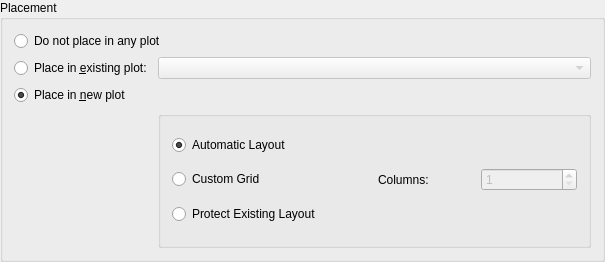
Qt form src/widgets/curveplacement.ui (Kst-plot/kst) before a commit.
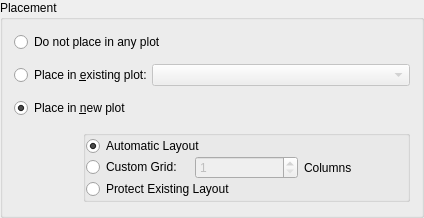
The same form after that commit.

What changed in the file:
```diff
--- a/src/widgets/curveplacement.ui
+++ b/src/widgets/curveplacement.ui
@@ -5,33 +5,15 @@
    <rect>
     <x>0</x>
     <y>0</y>
-    <width>605</width>
-    <height>262</height>
+    <width>424</width>
+    <height>218</height>
    </rect>
   </property>
-  <property name="sizePolicy" >
-   <sizepolicy vsizetype="Preferred" hsizetype="Preferred" >
-    <horstretch>0</horstretch>
-    <verstretch>0</verstretch>
-   </sizepolicy>
-  </property>
-  <layout class="QGridLayout" >
-   <property name="leftMargin" >
+  <layout class="QGridLayout" name="gridLayout_2" >
+   <property name="margin" >
     <number>0</number>
    </property>
-   <property name="topMargin" >
-    <number>0</number>
-   </property>
-   <property name="rightMargin" >
-    <number>0</number>
-   </property>
-   <property name="bottomMargin" >
-    <number>0</number>
-   </property>
-   <property name="horizontalSpacing" >
-    <number>0</number>
-   </property>
-   <property name="verticalSpacing" >
+   <property name="spacing" >
     <number>0</number>
    </property>
    <item row="0" column="0" >
@@ -39,22 +21,31 @@
      <property name="title" >
       <string>Placement</string>
      </property>
-     <layout class="QGridLayout" >
-      <item row="0" column="0" colspan="2" >
+     <layout class="QGridLayout" name="gridLayout" >
+      <property name="topMargin" >
+       <number>0</number>
+      </property>
+      <property name="bottomMargin" >
+       <number>0</number>
+      </property>
+      <property name="spacing" >
+       <number>0</number>
+      </property>
+      <item row="0" column="0" colspan="3" >
        <widget class="QRadioButton" name="_noPlot" >
         <property name="text" >
          <string>Do not place in any plot</string>
         </property>
        </widget>
       </item>
-      <item row="1" column="0" >
+      <item row="1" column="0" colspan="2" >
        <widget class="QRadioButton" name="_existingPlot" >
         <property name="text" >
          <string>Place in &amp;existing plot:</string>
         </property>
        </widget>
       </item>
-      <item row="1" column="1" >
+      <item row="1" column="2" >
        <widget class="QComboBox" name="_plotList" >
         <property name="enabled" >
          <bool>false</bool>
@@ -82,7 +73,7 @@
         </property>
        </widget>
       </item>
-      <item row="2" column="0" >
+      <item row="2" column="0" colspan="2" >
        <widget class="QRadioButton" name="_newPlot" >
         <property name="text" >
          <string>Place in &amp;new plot</string>
@@ -92,26 +83,28 @@
         </property>
        </widget>
       </item>
-      <item row="3" column="0" >
-       <spacer>
-        <property name="orientation" >
-         <enum>Qt::Horizontal</enum>
-        </property>
-        <property name="sizeHint" >
-         <size>
-          <width>40</width>
-          <height>20</height>
-         </size>
-        </property>
-       </spacer>
-      </item>
-      <item row="3" column="1" >
+      <item row="3" column="1" colspan="2" >
        <widget class="QGroupBox" name="_layoutGroup" >
+        <property name="sizePolicy" >
+         <sizepolicy vsizetype="Fixed" hsizetype="Preferred" >
+          <horstretch>0</horstretch>
+          <verstretch>0</verstretch>
+         </sizepolicy>
+        </property>
         <property name="title" >
          <string/>
         </property>
-        <layout class="QGridLayout" >
-         <item row="0" column="0" colspan="2" >
+        <property name="flat" >
+         <bool>true</bool>
+        </property>
+        <layout class="QVBoxLayout" name="verticalLayout" >
+         <property name="spacing" >
+          <number>0</number>
+         </property>
+         <property name="margin" >
+          <number>0</number>
+         </property>
+         <item>
           <widget class="QRadioButton" name="_autoLayout" >
            <property name="text" >
             <string>Automatic Layout</string>
@@ -121,19 +114,12 @@
            </property>
           </widget>
          </item>
-         <item row="1" column="0" >
-          <widget class="QRadioButton" name="_customGrid" >
-           <property name="text" >
-            <string>Custom Grid</string>
-           </property>
-          </widget>
-         </item>
-         <item row="1" column="1" >
+         <item>
           <layout class="QHBoxLayout" >
            <item>
-            <widget class="QLabel" name="label_2" >
+            <widget class="QRadioButton" name="_customGrid" >
              <property name="text" >
-              <string>Columns:</string>
+              <string>Custom Grid:</string>
              </property>
             </widget>
            </item>
@@ -150,9 +136,16 @@
              </property>
             </widget>
            </item>
+           <item>
+            <widget class="QLabel" name="label_2" >
+             <property name="text" >
+              <string>Columns</string>
+             </property>
+            </widget>
+           </item>
           </layout>
          </item>
-         <item row="2" column="0" colspan="2" >
+         <item>
           <widget class="QRadioButton" name="_protectLayout" >
            <property name="text" >
             <string>Protect Existing Layout</string>
@@ -162,6 +155,22 @@
         </layout>
        </widget>
       </item>
+      <item row="3" column="0" >
+       <spacer name="horizontalSpacer" >
+        <property name="orientation" >
+         <enum>Qt::Horizontal</enum>
+        </property>
+        <property name="sizeType" >
+         <enum>QSizePolicy::Fixed</enum>
+        </property>
+        <property name="sizeHint" stdset="0" >
+         <size>
+          <width>28</width>
+          <height>20</height>
+         </size>
+        </property>
+       </spacer>
+      </item>
      </layout>
     </widget>
    </item>
```
Left out of the diff: 6 changed lines with no effect on the pictures.
